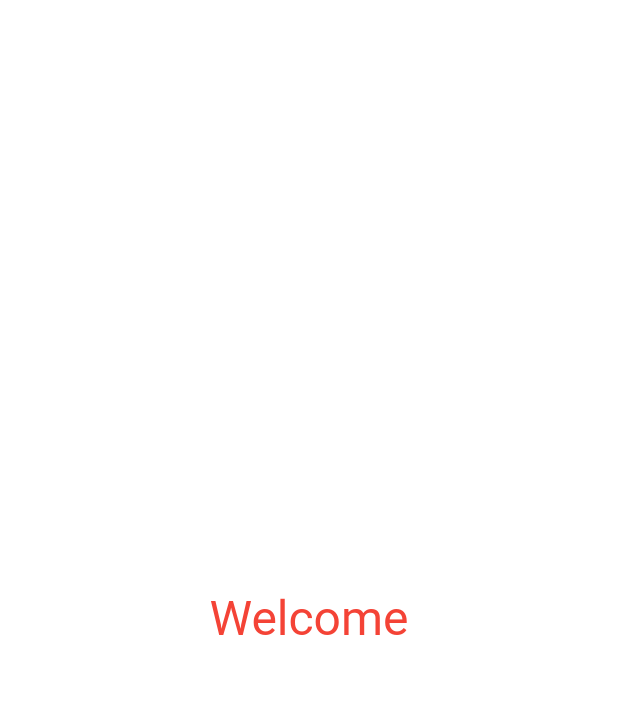
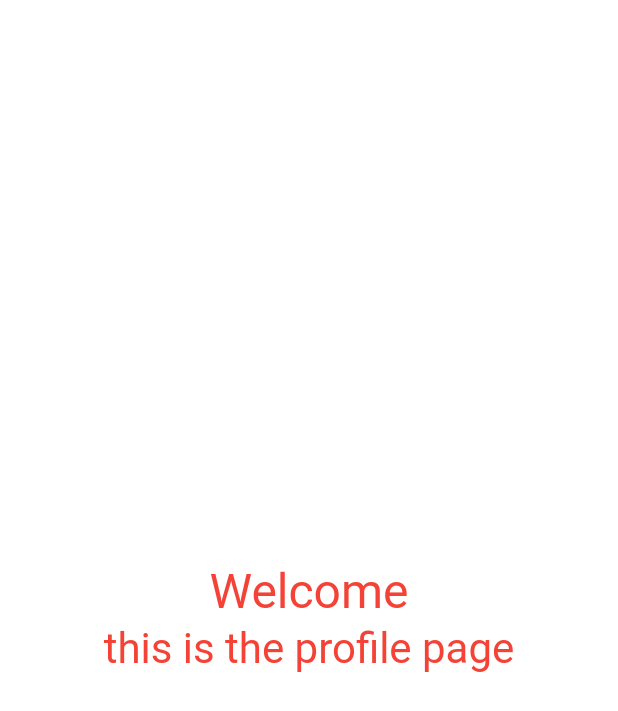
Before and after one commit to TheCoderGit/portfolio_web, a Flutter app: the screen it shows after launch, on a phone screen of 412 x 824 dp. Shown: the top 711 px of the screen. Run offline on Flutter 3.47's test engine with Material 2 defaults, Android fonts, the phone set to English and light mode, and no system bars.

```diff
--- a/lib/home/presentation/home_page.dart
+++ b/lib/home/presentation/home_page.dart
@@ -1,4 +1,5 @@
 import 'package:flutter/material.dart';
+//FIRSTSTAGE
 
 class HomePage extends StatefulWidget {
   const HomePage({Key? key}) : super(key: key);
@@ -19,7 +20,14 @@ class _HomePageState extends State<HomePage> {
               .textTheme
               .headlineLarge
               ?.copyWith(color: Colors.red),
-        )
+        ),
+        Text(
+          'this is the profile page',
+          style: Theme.of(context)
+              .textTheme
+              .headlineMedium
+              ?.copyWith(color: Colors.red),
+        ),
       ],
     );
   }
```
Also changed, not shown: 26 other files.
